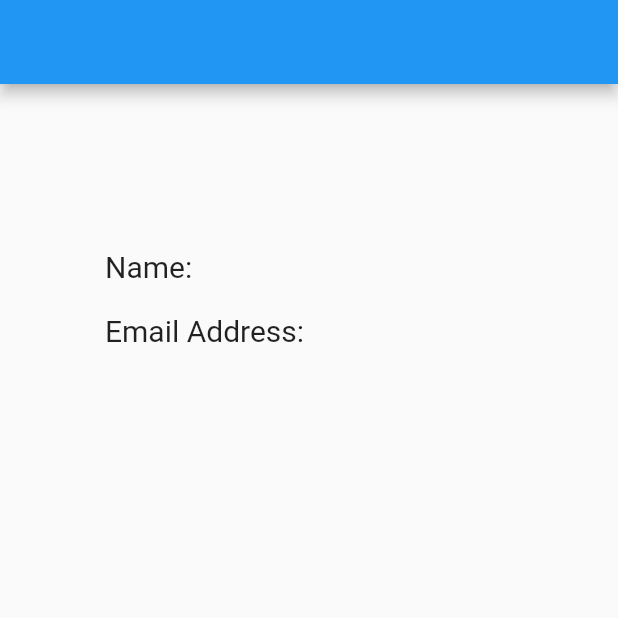
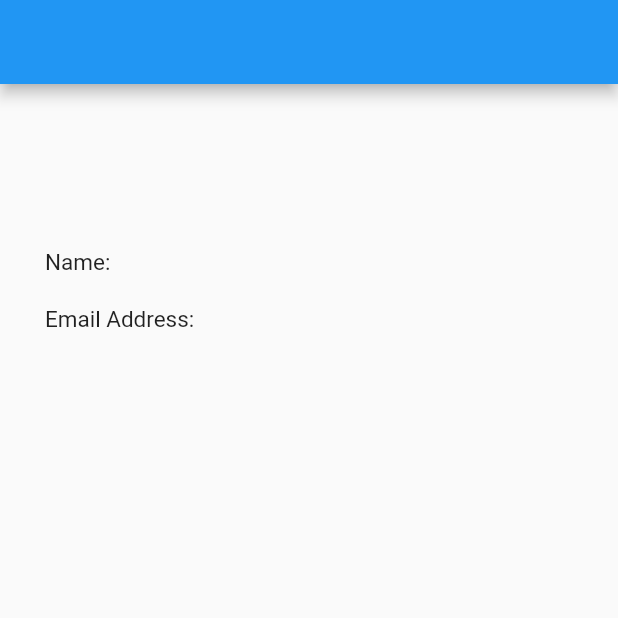
Before and after one commit to RafidKhan/flutter_firebase, a Flutter app: the UserProfile screen opened directly, on a phone screen of 412 x 824 dp, the top half of it. Run offline on Flutter 3.47's test engine with Material 2 defaults, Android fonts, the phone set to English and light mode, and no system bars; our stand-ins replace animated_text_kit, cloud_firestore, firebase_auth; accounts and stored records are empty; network calls fail.

Commit message:
login and user profile fetch data complete

```diff
--- a/lib/pages/user_profile_screen.dart
+++ b/lib/pages/user_profile_screen.dart
@@ -1,3 +1,5 @@
+import 'package:cloud_firestore/cloud_firestore.dart';
+import 'package:firebase_auth/firebase_auth.dart';
 import 'package:flutter/material.dart';
 
 class UserProfile extends StatefulWidget {
@@ -9,44 +11,77 @@ class _UserProfileState extends State<UserProfile> {
   String userName = "";
   String userEmail = "";
 
+  fetch() async {
+    final firebaseUser = await FirebaseAuth.instance.currentUser();
+    if (firebaseUser != null) {
+      await Firestore.instance
+          .collection("user")
+          .document(firebaseUser.uid)
+          .get()
+          .then((ds) {
+        userEmail = ds.data['email'];
+        userName = ds.data['name'];
+      }).catchError((e) {
+        print(e.toString());
+      });
+    }
+  }
+
   @override
   Widget build(BuildContext context) {
     return Scaffold(
-      appBar:
-          AppBar(title: Text(userName), automaticallyImplyLeading: false),
+      appBar: AppBar(title: Text(userName), automaticallyImplyLeading: false),
       body: SingleChildScrollView(
         child: Padding(
-          padding: EdgeInsets.all(10.0),
+          padding: EdgeInsets.fromLTRB(0.0,10.0,10.0,10.0),
           child: Container(
             child: Column(
               children: [
                 Padding(
-                  padding: EdgeInsets.fromLTRB(60.0, 100.0, 0.0, 0.0),
+                  padding: EdgeInsets.fromLTRB(30.0, 100.0, 0.0, 0.0),
                   child: Row(
                     children: [
                       Text(
-                        'Name:',
-                        style: TextStyle(fontSize: 20.0),
+                        'Name: ',
+                        style: TextStyle(fontSize: 15.0),
                       ),
-                      Text(
-                        userName,
-                        style: TextStyle(fontSize: 20.0),
+                      FutureBuilder(
+                        future: fetch(),
+                          builder: (context, snapshot){
+                          if(snapshot.connectionState!= ConnectionState.done)
+                            {
+                              return Text('Loading Name',style: TextStyle(fontSize: 15.0),);
+                            }
+                          else{
+                            return Text(userName, style: TextStyle(fontSize: 15.0),);
+                          }
+                          },
                       )
                     ],
                   ),
                 ),
-                SizedBox(height: 20.0,),
+                SizedBox(
+                  height: 20.0,
+                ),
                 Padding(
-                  padding: EdgeInsets.fromLTRB(60.0, 0.0, 0.0, 0.0),
+                  padding: EdgeInsets.fromLTRB(30.0, 0.0, 0.0, 0.0),
                   child: Row(
                     children: [
                       Text(
-                        'Email Address:',
-                        style: TextStyle(fontSize: 20.0),
+                        'Email Address: ',
+                        style: TextStyle(fontSize: 15.0),
                       ),
-                      Text(
-                        userEmail,
-                        style: TextStyle(fontSize: 20.0),
+                      FutureBuilder(
+                        future: fetch(),
+                        builder: (context, snapshot){
+                          if(snapshot.connectionState!= ConnectionState.done)
+                          {
+                            return Text('Loading Email',style: TextStyle(fontSize: 15.0),);
+                          }
+                          else{
+                            return Text(userEmail, style: TextStyle(fontSize: 15.0),);
+                          }
+                        },
                       )
                     ],
                   ),
```
Also changed, not shown: lib/models/authentication.dart (+13 -13 lines), lib/models/database_methods.dart (+19 -4 lines), lib/pages/login_screen.dart (+45 -27 lines), lib/pages/sign_up_screen.dart (+13 -43 lines).
